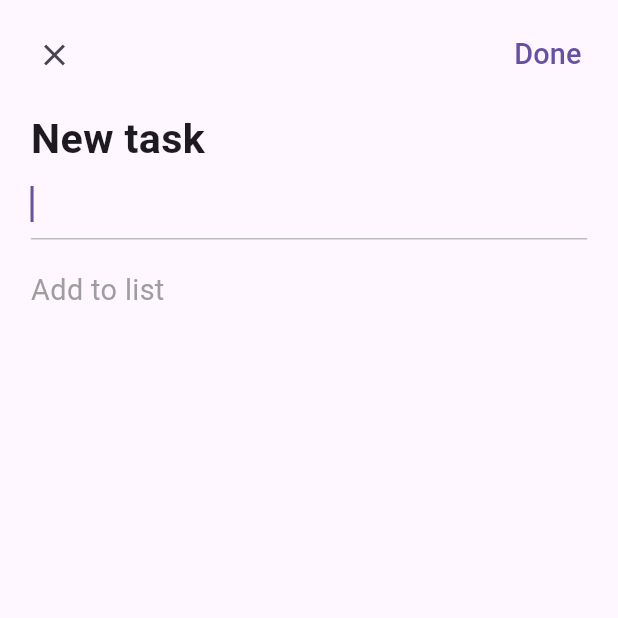
After one commit to minhthuanhmt/flutter_sample, a Flutter app: the AddDialog screen opened directly, on a phone screen of 412 x 824 dp, the top half of it. The commit adds this screen. Run offline on Flutter 3.47's test engine with Material 3 defaults, Android fonts, the phone set to English and light mode, and no system bars; our stand-ins replace dotted_border, equatable, flutter_easyloading, get, get_storage, step_progress_indicator; accounts and stored records are empty.

Commit message:
Add new task

```diff
--- a/lib/app/data/services/storage/services.dart
+++ b/lib/app/data/services/storage/services.dart
@@ -7,8 +7,8 @@ class StorageService extends GetxService {
 
   Future<StorageService> init() async {
     _box = GetStorage();
-    await _box.write(taskKey, []);
-    // await _box.writeIfNull(taskKey, []);
+    // await _box.write(taskKey, []);
+    await _box.writeIfNull(taskKey, []);
     return this;
   }
 
--- a/lib/app/modules/home/controller.dart
+++ b/lib/app/modules/home/controller.dart
@@ -12,7 +12,9 @@ class HomeController extends GetxController {
   final formKey = GlobalKey<FormState>();
   final editController = TextEditingController();
   final chipIndex = 0.obs;
+  final deleting = false.obs;
   final tasks = <Task>[].obs;
+  final task = Rx<Task?>(null);
 
   @override
   void onInit() {
@@ -23,12 +25,20 @@ class HomeController extends GetxController {
 
   @override
   void onClose() {
-    // TODO: implement onClose
+    editController.dispose();
     super.onClose();
   }
 
   void changeChipIndex(int index) {
     chipIndex.value = index;
+  }
+
+  void changeDeleting(bool value) {
+    deleting.value = value;
+  }
+
+  void changeTask(Task? select) {
+    task.value = select;
   }
 
   bool addTask(Task task) {
@@ -39,4 +49,25 @@ class HomeController extends GetxController {
       return true;
     }
   }
+
+  void deleteTask(Task task) {
+    tasks.remove(task);
+  }
+
+  bool updateTask(Task task, String title) {
+    var todos = task.todos ?? [];
+    if (containeTodo(todos, title)) {
+      return false;
+    }
+    var todo = {"title": title, "done": false};
+    todos.add(todo);
+    var newTask = task.copyWith(todos: todos);
+    tasks[tasks.indexWhere((element) => element == task)] = newTask;
+    tasks.refresh();
+    return true;
+  }
+
+  bool containeTodo(List todos, String title) {
+    return todos.any((element) => element["title"] == title);
+  }
 }
--- a/lib/app/modules/home/view.dart
+++ b/lib/app/modules/home/view.dart
@@ -1,7 +1,10 @@
 import 'package:flutter/material.dart';
+import 'package:flutter_easyloading/flutter_easyloading.dart';
 import 'package:flutter_sample/app/core/utils/extensions.dart';
+import 'package:flutter_sample/app/data/models/task.dart';
 import 'package:flutter_sample/app/modules/home/controller.dart';
 import 'package:flutter_sample/app/modules/home/widget/add_card.dart';
+import 'package:flutter_sample/app/modules/home/widget/add_dialog.dart';
 import 'package:flutter_sample/app/modules/home/widget/task_card.dart';
 import 'package:get/get.dart';
 
@@ -31,7 +34,27 @@ class HomePage extends GetView<HomeController> {
                 physics: const ClampingScrollPhysics(),
                 children: [
                   ...controller.tasks
-                      .map((element) => TaskCard(task: element))
+                      .map(
+                        (element) => LongPressDraggable(
+                          data: element,
+                          child: TaskCard(task: element),
+                          feedback: Opacity(
+                            opacity: 0.8,
+                            child: TaskCard(
+                              task: element,
+                            ),
+                          ),
+                          onDragStarted: () {
+                            controller.changeDeleting(true);
+                          },
+                          onDraggableCanceled: (velocity, offset) {
+                            controller.changeDeleting(false);
+                          },
+                          onDragEnd: (details) {
+                            controller.changeDeleting(false);
+                          },
+                        ),
+                      )
                       .toList(),
                   AddCard()
                 ],
@@ -40,6 +63,25 @@ class HomePage extends GetView<HomeController> {
           ],
         ),
       ),
+      floatingActionButton: DragTarget<Task>(
+        builder: (BuildContext context, List<Object?> candidateData,
+            List<dynamic> rejectedData) {
+          return Obx(() {
+            return FloatingActionButton(
+              backgroundColor:
+                  controller.deleting.value ? Colors.red : Colors.blue,
+              onPressed: () {
+                Get.to(() => AddDialog(), transition: Transition.downToUp);
+              },
+              child: Icon(controller.deleting.value ? Icons.delete : Icons.add),
+            );
+          });
+        },
+        onAcceptWithDetails: (task) {
+          controller.deleteTask(task.data);
+          EasyLoading.showSuccess("Delete Success");
+        },
+      ),
     );
   }
 }
--- /dev/null
+++ b/lib/app/modules/home/widget/add_dialog.dart
@@ -0,0 +1,159 @@
+import 'package:flutter/material.dart';
+import 'package:flutter_easyloading/flutter_easyloading.dart';
+import 'package:flutter_sample/app/core/utils/extensions.dart';
+import 'package:flutter_sample/app/modules/home/controller.dart';
+import 'package:get/get.dart';
+
+class AddDialog extends StatelessWidget {
+  final homeCtrl = Get.find<HomeController>();
+
+  AddDialog({super.key});
+
+  @override
+  Widget build(BuildContext context) {
+    return Scaffold(
+      body: Form(
+        key: homeCtrl.formKey,
+        child: ListView(
+          children: [
+            Padding(
+              padding: EdgeInsets.all(3.0.percentWidth),
+              child: Row(
+                mainAxisAlignment: MainAxisAlignment.spaceBetween,
+                children: [
+                  IconButton(
+                      onPressed: () {
+                        Get.back();
+                        homeCtrl.editController.clear();
+                        homeCtrl.changeTask(null);
+                      },
+                      icon: const Icon(Icons.close)),
+                  TextButton(
+                    style: ButtonStyle(
+                      overlayColor:
+                          MaterialStateProperty.all(Colors.transparent),
+                    ),
+                    onPressed: () {
+                      if (homeCtrl.formKey.currentState!.validate()) {
+                        if (homeCtrl.task.value == null) {
+                          EasyLoading.showError("Please select a task");
+                        } else {
+                          var success = homeCtrl.updateTask(
+                            homeCtrl.task.value!,
+                            homeCtrl.editController.text,
+                          );
+                          if (success) {
+                            EasyLoading.showSuccess("Item add successfully");
+                            Get.back();
+                            homeCtrl.editController.clear();
+                            homeCtrl.changeTask(null);
+                          } else {
+                            EasyLoading.showError("Task already exists");
+                          }
+                        }
+                      }
+                    },
+                    child: Text(
+                      "Done",
+                      style: TextStyle(
+                        fontSize: 14.0.sp,
+                      ),
+                    ),
+                  ),
+                ],
+              ),
+            ),
+            Padding(
+              padding: EdgeInsets.symmetric(horizontal: 5.0.percentWidth),
+              child: Text("New task",
+                  style: TextStyle(
+                      fontSize: 20.0.sp, fontWeight: FontWeight.bold)),
+            ),
+            Padding(
+              padding: EdgeInsets.symmetric(horizontal: 5.0.percentWidth),
+              child: TextFormField(
+                controller: homeCtrl.editController,
+                decoration: InputDecoration(
+                  focusedBorder: UnderlineInputBorder(
+                    borderSide: BorderSide(
+                      color: Colors.grey[400]!,
+                    ),
+                  ),
+                ),
+                autofocus: true,
+                validator: (value) {
+                  if (value == null || value.trim().isEmpty) {
+                    return "Please enter title";
+                  }
+                  return null;
+                },
+              ),
+            ),
+            Padding(
+              padding: EdgeInsets.only(
+                top: 5.0.percentWidth,
+                left: 5.0.percentWidth,
+                right: 5.0.percentWidth,
+                bottom: 2.0.percentWidth,
+              ),
+              child: Text(
+                "Add to list",
+                style: TextStyle(
+                    fontSize: 14.0.sp,
+                    color: Colors.grey,
+                    fontWeight: FontWeight.normal),
+              ),
+            ),
+            ...homeCtrl.tasks
+                .map(
+                  (element) => Obx(
+                    () => InkWell(
+                      onTap: () {
+                        if (homeCtrl.task.value == element) {
+                          homeCtrl.changeTask(null);
+                        } else {
+                          homeCtrl.changeTask(element);
+                        }
+                      },
+                      child: Padding(
+                        padding: EdgeInsets.symmetric(
+                            vertical: 3.0.percentWidth,
+                            horizontal: 5.0.percentWidth),
+                        child: Row(
+                          mainAxisAlignment: MainAxisAlignment.spaceBetween,
+                          children: [
+                            Row(children: [
+                              Icon(
+                                IconData(element.icon,
+                                    fontFamily: 'MaterialIcons'),
+                                color: HexColor.fromHex(element.color),
+                              ),
+                              SizedBox(width: 3.0.percentWidth),
+                              Text(
+                                element.title,
+                                style: TextStyle(
+                                  fontSize: 14.0.sp,
+                                  fontWeight: FontWeight.bold,
+                                ),
+                              ),
+                            ]),
+                            Visibility(
+                              visible: homeCtrl.task.value == element,
+                              child: const Icon(
+                                Icons.check,
+                                color: Colors.blue,
+                              ),
+                            ),
+                          ],
+                        ),
+                      ),
+                    ),
+                  ),
+                )
+                .toList()
+          ],
+        ),
+      ),
+    );
+  }
+}
```
